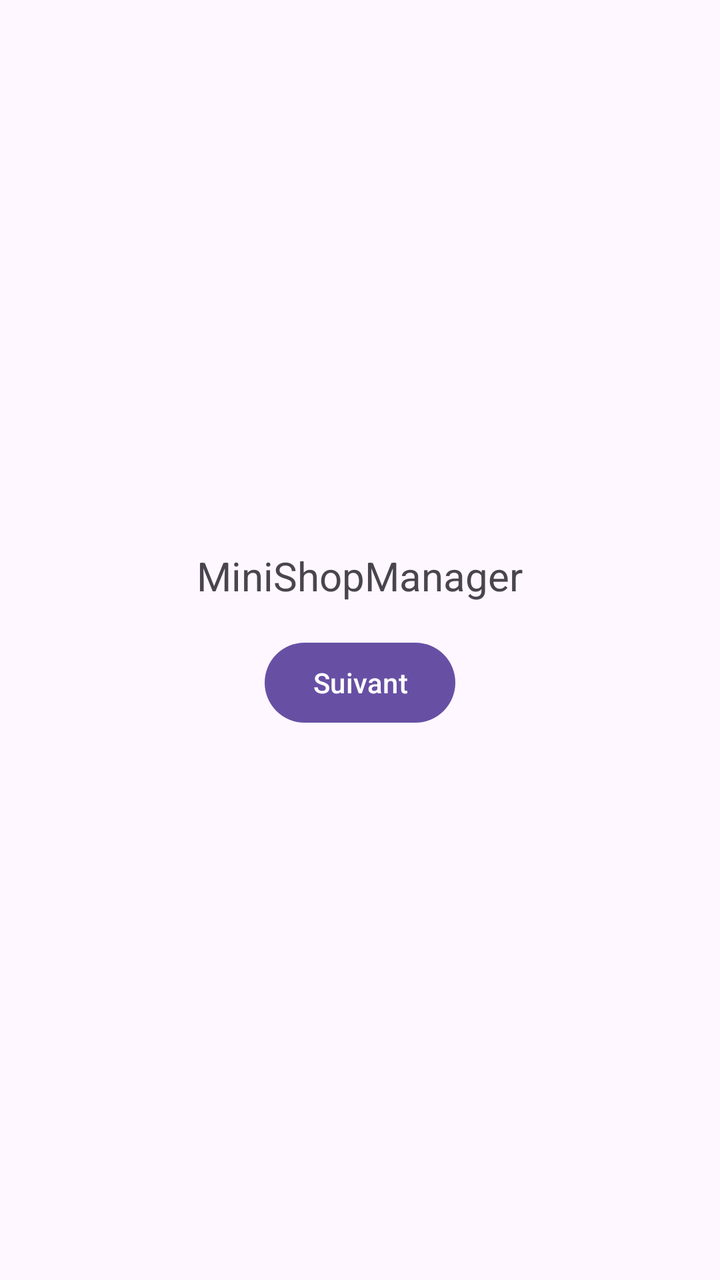
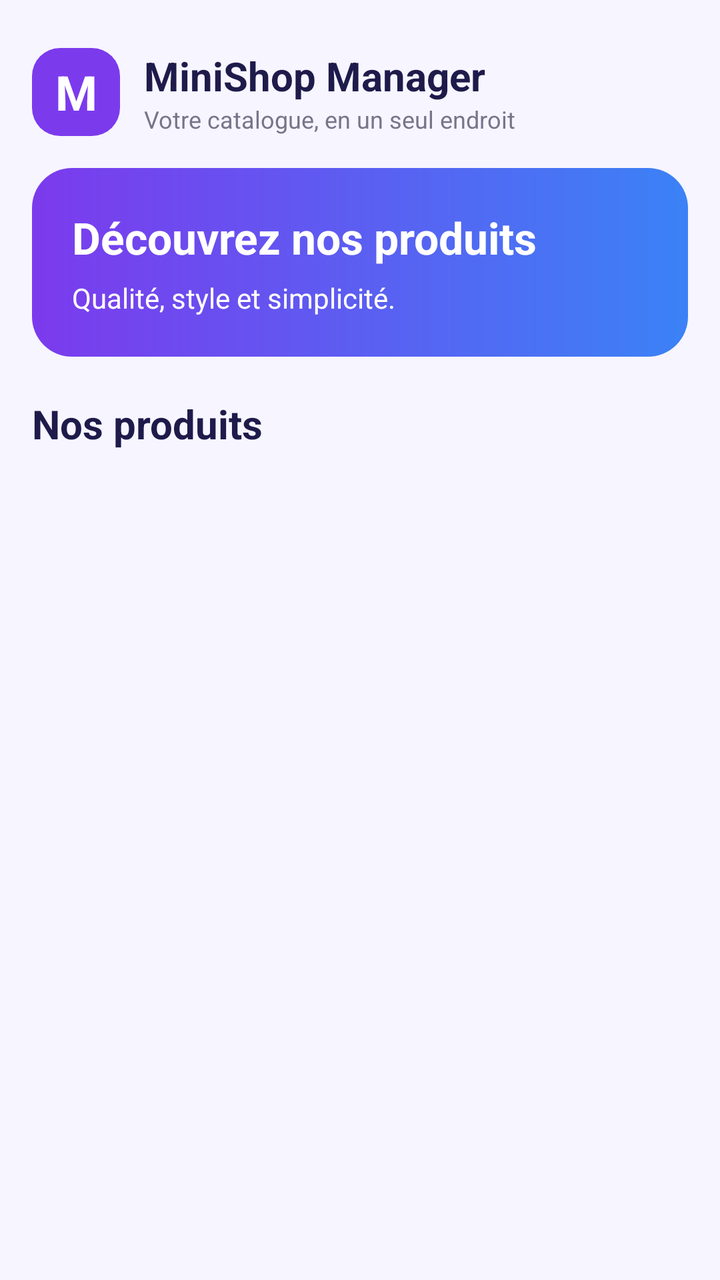

Screens rendered from an Android XML layout before and after an edit, with the pre-edit source and the edit as a unified diff.
<!-- AndroidManifest.xml: application theme Theme.Minishopmanager -->
<!-- res/layout/activity_main.xml -->
<?xml version="1.0" encoding="utf-8"?>
<LinearLayout xmlns:android="http://schemas.android.com/apk/res/android"
    android:layout_width="match_parent"
    android:layout_height="match_parent"
    android:orientation="vertical"
    android:gravity="center">

    <TextView
        android:id="@+id/tvName"
        android:layout_width="wrap_content"
        android:layout_height="wrap_content"
        android:paddingBottom="16dp"
        android:text="MiniShopManager"
        android:textSize="20sp" />

    <Button
        android:id="@+id/btnNext"
        android:layout_width="wrap_content"
        android:layout_height="wrap_content"
        android:text="Suivant" />

</LinearLayout>
<!-- resources referenced by this layout -->
<resources>
  <style name="Theme.Minishopmanager" parent="Base.Theme.Minishopmanager" />
  <style name="Base.Theme.Minishopmanager" parent="Theme.Material3.DayNight.NoActionBar">
          
          
      </style>
</resources>

<!-- the commit's change to res/layout/activity_main.xml (unified diff, before → after) -->
@@ -3,20 +3,99 @@
     android:layout_width="match_parent"
     android:layout_height="match_parent"
     android:orientation="vertical"
-    android:gravity="center">
+    android:background="@color/background_lavender"
+    android:padding="16dp">
 
+    
+    <LinearLayout
+        android:layout_width="match_parent"
+        android:layout_height="wrap_content"
+        android:orientation="horizontal"
+        android:gravity="center_vertical"
+        android:paddingTop="8dp"
+        android:paddingBottom="16dp">
+
+        <TextView
+            android:layout_width="44dp"
+            android:layout_height="44dp"
+            android:gravity="center"
+            android:text="M"
+            android:textColor="@color/card_white"
+            android:textSize="24sp"
+            android:textStyle="bold"
+            android:background="@drawable/bg_logo" />
+
+        <LinearLayout
+            android:layout_width="0dp"
+            android:layout_height="wrap_content"
+            android:layout_weight="1"
+            android:orientation="vertical"
+            android:paddingStart="12dp">
+
+            <TextView
+                android:layout_width="wrap_content"
+                android:layout_height="wrap_content"
+                android:text="MiniShop Manager"
+                android:textColor="@color/text_dark"
+                android:textSize="20sp"
+                android:textStyle="bold" />
+
+            <TextView
+                android:layout_width="wrap_content"
+                android:layout_height="wrap_content"
+                android:text="Votre catalogue, en un seul endroit"
+                android:textColor="@color/text_secondary"
+                android:textSize="12sp" />
+        </LinearLayout>
+    </LinearLayout>
+
+    
+    <LinearLayout
+        android:layout_width="match_parent"
+        android:layout_height="wrap_content"
+        android:orientation="vertical"
+        android:background="@drawable/bg_banner"
+        android:padding="20dp"
+        android:layout_marginBottom="20dp">
+
+        <TextView
+            android:layout_width="wrap_content"
+            android:layout_height="wrap_content"
+            android:text="Découvrez nos produits"
+            android:textColor="@color/card_white"
+            android:textSize="22sp"
+            android:textStyle="bold" />
+
+        <TextView
+            android:layout_width="wrap_content"
+            android:layout_height="wrap_content"
+            android:text="Qualité, style et simplicité."
+            android:textColor="@color/card_white"
+            android:textSize="14sp"
+            android:layout_marginTop="6dp" />
+    </LinearLayout>
+
+    
     <TextView
-        android:id="@+id/tvName"
-        android:layout_width="wrap_content"
+        android:layout_width="match_parent"
         android:layout_height="wrap_content"
-        android:paddingBottom="16dp"
-        android:text="MiniShopManager"
-        android:textSize="20sp" />
+        android:text="Nos produits"
+        android:textColor="@color/text_dark"
+        android:textSize="20sp"
+        android:textStyle="bold"
+        android:layout_marginBottom="12dp" />
 
-    <Button
-        android:id="@+id/btnNext"
-        android:layout_width="wrap_content"
-        android:layout_height="wrap_content"
-        android:text="Suivant" />
+    
+    <ListView
+        android:id="@+id/listViewProducts"
+        android:layout_width="match_parent"
+        android:layout_height="0dp"
+        android:layout_weight="1"
+        android:divider="@android:color/transparent"
+        android:dividerHeight="10dp"
+        android:background="@android:color/transparent"
+        android:clipToPadding="false"
+        android:paddingBottom="8dp"
+        android:scrollbars="none" />
 
 </LinearLayout>
<!-- resource entries referenced after the edit -->
@@ -1,6 +1,27 @@
 <!-- resources referenced by this layout -->
 <resources>
+  <color name="background_lavender">#F7F5FF</color>
+  <color name="card_white">#FFFFFF</color>
+  <color name="text_dark">#1E1B4B</color>
+  <color name="text_secondary">#77758A</color>
+  <!-- drawable bg_banner (drawable) -->
+  <?xml version="1.0" encoding="utf-8"?>
+  <shape xmlns:android="http://schemas.android.com/apk/res/android">
+      <gradient
+          android:startColor="@color/primary_purple"
+          android:endColor="@color/accent_blue"
+          android:angle="0" />
+      <corners android:radius="20dp" />
+  </shape>
+  <!-- drawable bg_logo (drawable) -->
+  <?xml version="1.0" encoding="utf-8"?>
+  <shape xmlns:android="http://schemas.android.com/apk/res/android">
+      <solid android:color="@color/primary_purple" />
+      <corners android:radius="14dp" />
+  </shape>
   <style name="Theme.Minishopmanager" parent="Base.Theme.Minishopmanager" />
+  <color name="primary_purple">#7C3AED</color>
+  <color name="accent_blue">#3B82F6</color>
   <style name="Base.Theme.Minishopmanager" parent="Theme.Material3.DayNight.NoActionBar">
           
           
